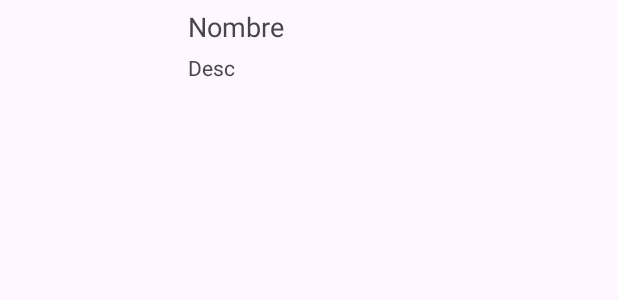
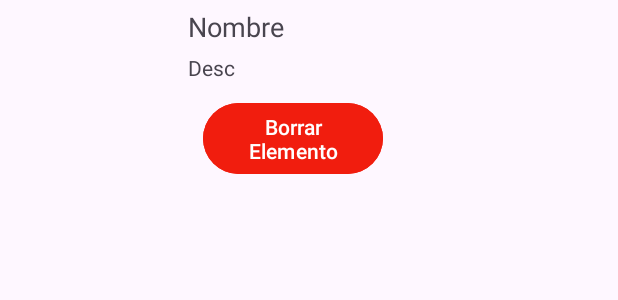
Before and after one commit to DRCP3198/Dispositivos_Moviles_Octavo_dc, an Android app: the layout users_items.xml on its own in the app's theme, with its tools: preview values and no code run, on a phone screen of 412 x 824 dp. Shown: the top 300 px of the screen. Run offline under Robolectric (Android 15) with nearby library versions, the phone set to English and light mode, and no system bars.

Commit message:
Código sin mejoras, insertar, borrar y selecionar

```diff
--- a/app/build.gradle.kts
+++ b/app/build.gradle.kts
@@ -49,6 +49,9 @@ dependencies {
     testImplementation("junit:junit:4.13.2")
     androidTestImplementation("androidx.test.ext:junit:1.1.5")
     androidTestImplementation("androidx.test.espresso:espresso-core:3.5.1")
+    //COIL librarian para mostrar imagenes
+    implementation("io.coil-kt:coil:2.5.0")
+
 
 
 }
--- a/app/src/main/AndroidManifest.xml
+++ b/app/src/main/AndroidManifest.xml
@@ -1,7 +1,7 @@
 <?xml version="1.0" encoding="utf-8"?>
 <manifest xmlns:android="http://schemas.android.com/apk/res/android"
     xmlns:tools="http://schemas.android.com/tools">
-
+   <uses-permission android:name="android.permission.INTERNET"/>
     <application
         android:allowBackup="true"
         android:dataExtractionRules="@xml/data_extraction_rules"
--- a/app/src/main/java/com/examenp/dillan/dispositivosm_recyclewie_dc/data/entities/Users.kt
+++ b/app/src/main/java/com/examenp/dillan/dispositivosm_recyclewie_dc/data/entities/Users.kt
@@ -1,10 +1,8 @@
 package com.examenp.dillan.dispositivosm_recyclewie_dc.data.entities
 
 data class Users(
-
     val id: Int = -1,
     val name: String = "",
     val desc: String = "",
     val img: String = ""
-
 )
--- a/app/src/main/res/layout/activity_main.xml
+++ b/app/src/main/res/layout/activity_main.xml
@@ -15,7 +15,7 @@
         android:gravity="center">
 
         <Button
-            android:id="@+id/btnListener"
+            android:id="@+id/btnInsert"
             android:layout_width="150dp"
             android:layout_height="match_parent"
             android:text="Insertar"></Button>
--- a/app/src/main/res/layout/users_items.xml
+++ b/app/src/main/res/layout/users_items.xml
@@ -2,37 +2,48 @@
 <androidx.constraintlayout.widget.ConstraintLayout xmlns:android="http://schemas.android.com/apk/res/android"
     xmlns:tools="http://schemas.android.com/tools"
     android:layout_width="match_parent"
-    android:layout_height="match_parent"
+    android:layout_height="wrap_content"
     xmlns:app="http://schemas.android.com/apk/res-auto">
 
     <ImageView
         android:id="@+id/imgUser"
         android:layout_width="120dp"
         android:layout_height="120dp"
+        android:layout_marginEnd="3dp"
         app:layout_constraintStart_toStartOf="parent"
         app:layout_constraintTop_toTopOf="parent"/>
+
     <LinearLayout
+        android:layout_width="0dp"
+        android:layout_height="match_parent"
         android:layout_margin="5dp"
         android:orientation="vertical"
-        android:layout_width="0dp"
-        android:layout_height="match_parent"
         app:layout_constraintEnd_toEndOf="parent"
         app:layout_constraintStart_toEndOf="@+id/imgUser"
         app:layout_constraintTop_toTopOf="parent">
+
         <TextView
             android:id="@+id/UserName"
-            tools:text="Nombre"
+            android:layout_width="match_parent"
+            android:layout_height="wrap_content"
             android:textSize="18sp"
-            android:layout_width="match_parent"
-            android:layout_height="wrap_content"></TextView>
+            tools:text="Nombre"></TextView>
+
         <TextView
             android:id="@+id/UserDesc"
-            tools:text="Desc"
-            android:textSize="14sp"
+            android:layout_width="match_parent"
+            android:layout_height="wrap_content"
             android:layout_marginTop="5dp"
             android:maxLines="3"
-            android:layout_width="match_parent"
-            android:layout_height="wrap_content"></TextView>
+            android:textSize="14sp"
+            tools:text="Desc"></TextView>
+        <Button
+            android:id="@+id/btnBorrar"
+            android:layout_width="120dp"
+            android:layout_height="wrap_content"
+            android:layout_margin="10dp"
+            android:backgroundTint="@color/red"
+            android:text="Borrar Elemento"/>
 
     </LinearLayout>
 
--- a/app/src/main/res/values/colors.xml
+++ b/app/src/main/res/values/colors.xml
@@ -3,4 +3,5 @@
     <color name="black">#FF000000</color>
     <color name="white">#FFFFFFFF</color>
     <color name="verde">#009688</color>
+    <color name="red">#F11D0E</color>
 </resources>
```
Also changed, not shown: app/src/main/java/com/examenp/dillan/dispositivosm_recyclewie_dc/ui/activities/MainActivity.kt (+44 -15 lines), app/src/main/java/com/examenp/dillan/dispositivosm_recyclewie_dc/ui/adapters/UsersAdapter.kt (+23 -21 lines).
